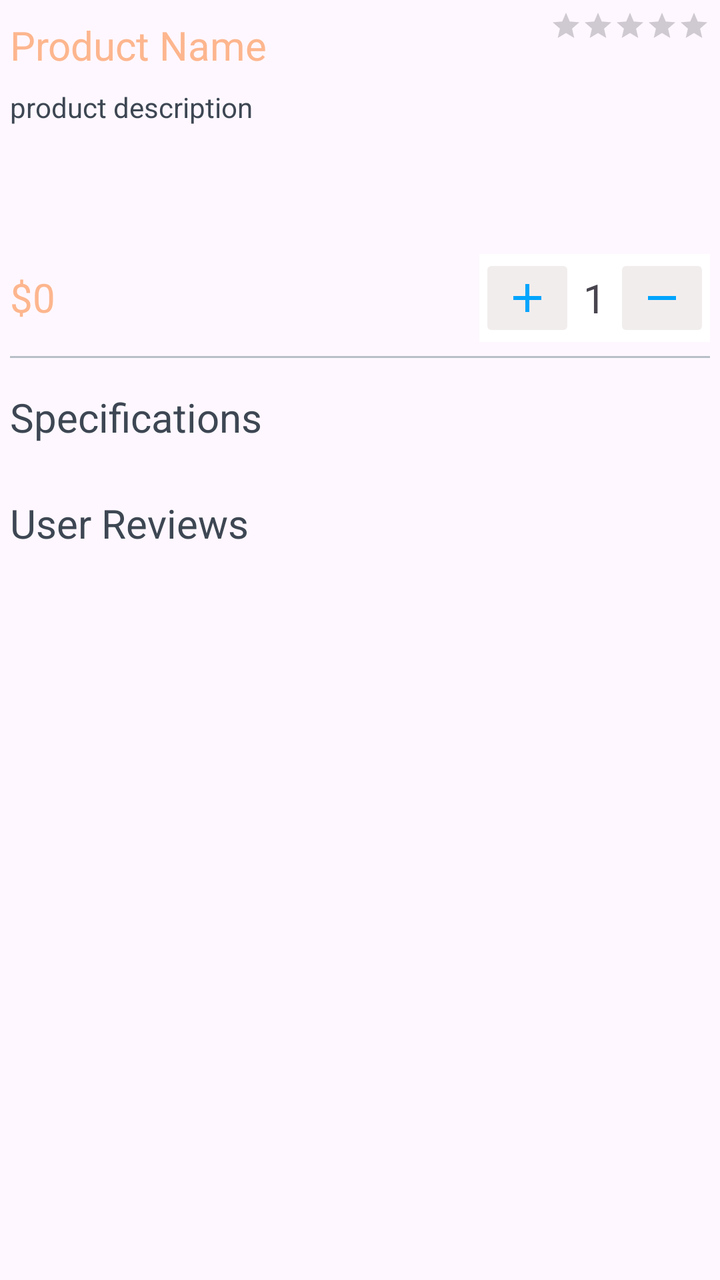
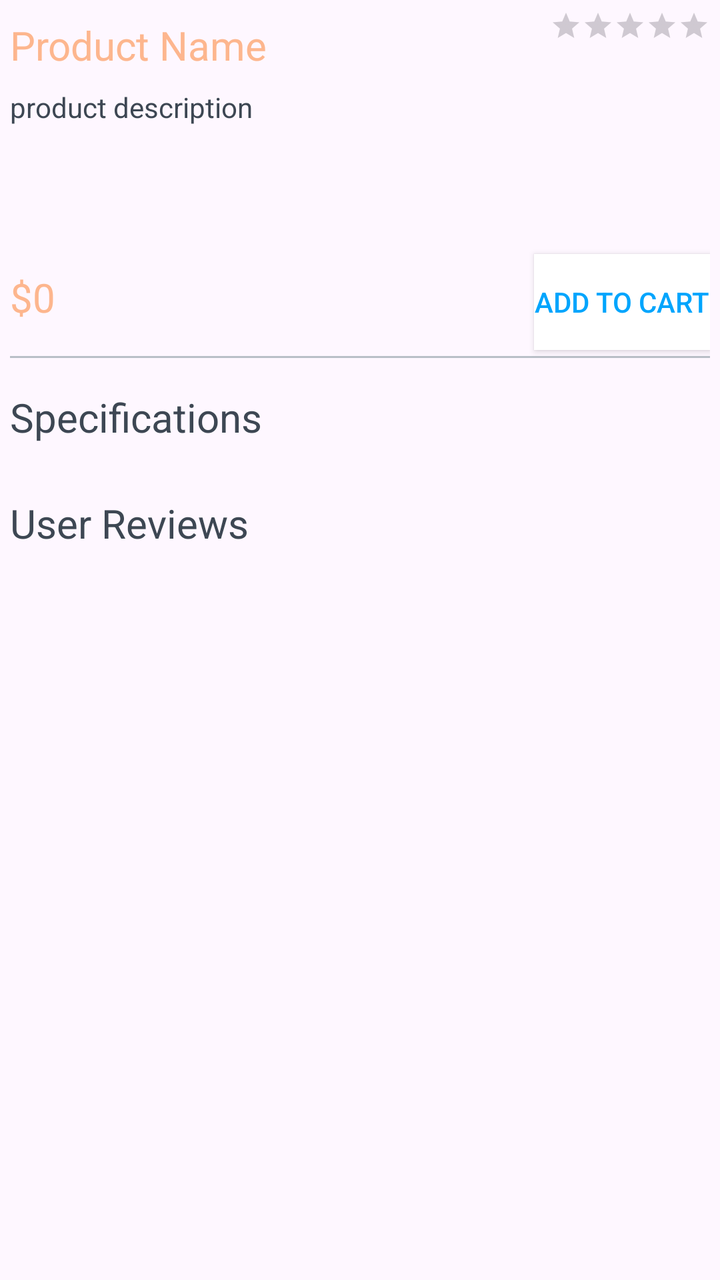

Compare the two renders of this Android layout. The source of the first and the diff that turns it into the second are given below.
<!-- AndroidManifest.xml: application theme Theme.SuperCartApp -->
<!-- res/layout/fragment_product_details.xml -->
<?xml version="1.0" encoding="utf-8"?>
<androidx.core.widget.NestedScrollView
    xmlns:android="http://schemas.android.com/apk/res/android"
    xmlns:app="http://schemas.android.com/apk/res-auto"
    android:layout_width="match_parent"
    android:layout_height="match_parent"
    android:fillViewport="true">
    <androidx.constraintlayout.widget.ConstraintLayout
        xmlns:tools="http://schemas.android.com/tools"
        android:layout_width="match_parent"
        android:layout_height="match_parent"
        android:padding="@dimen/card_view_padding">

        <androidx.constraintlayout.widget.ConstraintLayout
            android:id="@+id/cl_product_details"
            android:layout_width="match_parent"
            android:layout_height="match_parent">
            <TextView
                android:id="@+id/tv_product_name"
                android:layout_width="wrap_content"
                android:layout_height="wrap_content"
                android:layout_marginTop="@dimen/product_top_margin"
                android:text="@string/text_product_name"
                android:textColor="@color/content_primary"
                android:textSize="@dimen/header3_size"
                app:layout_constraintStart_toStartOf="parent"
                app:layout_constraintTop_toTopOf="parent" />

            <RatingBar
                android:layout_width="wrap_content"
                android:layout_height="wrap_content"
                android:id="@+id/rb_product_rating"
                style="?android:attr/ratingBarStyleSmall"
                app:layout_constraintTop_toTopOf="parent"
                app:layout_constraintEnd_toEndOf="parent"/>

            <TextView
                android:layout_width="wrap_content"
                android:layout_height="wrap_content"
                android:id="@+id/tv_product_description"
                android:text="@string/text_product_description"
                android:textColor="@color/content_secondary"
                android:layout_marginTop="@dimen/tv_tv_top_margin"
                app:layout_constraintStart_toStartOf="parent"
                app:layout_constraintTop_toBottomOf="@id/tv_product_name" />

            <androidx.viewpager2.widget.ViewPager2
                android:layout_width="match_parent"
                android:layout_height="wrap_content"
                android:id="@+id/vp_product_images"
                android:layout_marginTop="@dimen/content_top_margin"
                app:layout_constraintTop_toBottomOf="@id/tv_product_description" />

            <com.google.android.material.tabs.TabLayout
                android:layout_width="wrap_content"
                android:layout_height="wrap_content"
                android:id="@+id/tb_image_carousel"
                app:tabIconTint="@color/image_tab_icon_selector"
                app:tabIndicatorHeight="0dp"
                app:layout_constraintStart_toStartOf="parent"
                app:layout_constraintEnd_toEndOf="parent"
                app:layout_constraintTop_toBottomOf="@+id/vp_product_images"/>

            <TextView
                android:layout_width="wrap_content"
                android:layout_height="wrap_content"
                android:id="@+id/tv_product_price"
                android:text="@string/text_product_price"
                android:textColor="@color/content_primary"
                android:textSize="@dimen/header3_size"
                android:layout_marginTop="@dimen/tv_tv_top_margin"
                app:layout_constraintTop_toBottomOf="@id/tb_image_carousel"
                app:layout_constraintStart_toStartOf="parent"/>

            <androidx.appcompat.widget.AppCompatButton
                android:layout_width="wrap_content"
                android:layout_height="wrap_content"
                android:id="@+id/acb_product_add_to_cart"
                android:text="@string/text_product_add_to_cart"
                android:textColor="@color/primary"
                android:background="@color/white"
                android:visibility="gone"
                app:layout_constraintTop_toBottomOf="@id/tb_image_carousel"
                app:layout_constraintEnd_toEndOf="parent"/>

            <LinearLayout
                android:layout_width="wrap_content"
                android:layout_height="wrap_content"
                android:id="@+id/product_quantity_selector"
                android:background="@color/white"
                android:orientation="horizontal"
                app:layout_constraintTop_toBottomOf="@id/tb_image_carousel"
                app:layout_constraintEnd_toEndOf="parent">
                <ImageButton
                    android:layout_width="wrap_content"
                    android:layout_height="wrap_content"
                    android:src="@drawable/add_icon"
                    android:backgroundTint="@color/cart_quantity_background"
                    app:tint="@color/primary"/>
                <TextView
                    android:layout_width="wrap_content"
                    android:layout_height="wrap_content"
                    android:text="@string/text_product_cart_count"
                    android:layout_margin="@dimen/cart_text_content_margin"
                    android:layout_gravity="center"
                    android:textSize="@dimen/header3_size" />
                <ImageButton
                    android:layout_width="wrap_content"
                    android:layout_height="wrap_content"
                    android:src="@drawable/remove_icon"
                    app:tint="@color/primary"
                    android:backgroundTint="@color/cart_quantity_background"/>
            </LinearLayout>

            <View
                android:layout_width="match_parent"
                android:layout_height="@dimen/view_divider_height"
                android:id="@+id/view_divider"
                android:background="@color/content_tertiary"
                android:layout_marginTop="@dimen/content_top_margin"
                app:layout_constraintTop_toBottomOf="@id/tv_product_price"/>

            <TextView
                android:layout_width="wrap_content"
                android:layout_height="wrap_content"
                android:id="@+id/tv_specifications_header"
                android:text="@string/text_specification"
                android:textSize="@dimen/header3_size"
                android:textColor="@color/content_secondary"
                android:layout_marginTop="@dimen/content_top_margin"
                app:layout_constraintStart_toStartOf="parent"
                app:layout_constraintTop_toBottomOf="@id/view_divider" />

            <androidx.cardview.widget.CardView
                android:layout_width="match_parent"
                android:layout_height="wrap_content"
                android:id="@+id/cv_specifications_card"
                android:layout_marginTop="@dimen/card_margin"
                android:padding="@dimen/card_view_padding"
                app:layout_constraintTop_toBottomOf="@id/tv_specifications_header">
                <androidx.recyclerview.widget.RecyclerView
                    android:layout_width="match_parent"
                    android:layout_height="wrap_content"
                    android:id="@+id/rv_specifications_list"
                    tools:listitem="@layout/product_specification_item"/>
            </androidx.cardview.widget.CardView>
            <TextView
                android:layout_width="match_parent"
                android:layout_height="wrap_content"
                android:visibility="gone"
                android:text="@string/text_empty_specification"
                android:gravity="center"
                android:layout_marginTop="@dimen/tv_tv_top_margin"
                android:id="@+id/tv_empty_specification"
                app:layout_constraintTop_toBottomOf="@id/tv_specifications_header"/>

            <TextView
                android:layout_width="wrap_content"
                android:layout_height="wrap_content"
                android:id="@+id/tv_reviews_header"
                android:text="@string/text_reviews_header"
                android:textSize="@dimen/header3_size"
                android:textColor="@color/content_secondary"
                android:layout_marginTop="@dimen/content_top_margin"
                app:layout_constraintStart_toStartOf="parent"
                app:layout_constraintTop_toBottomOf="@id/cv_specifications_card" />

            <androidx.recyclerview.widget.RecyclerView
                android:layout_width="match_parent"
                android:layout_height="wrap_content"
                android:id="@+id/rv_reviews_list"
                tools:listitem="@layout/product_review_item"
                app:layout_constraintTop_toBottomOf="@id/tv_reviews_header"/>
            <TextView
                android:layout_width="match_parent"
                android:layout_height="wrap_content"
                android:id="@+id/tv_empty_review"
                android:text="@string/text_empty_reviews"
                android:visibility="gone"
                android:gravity="center"
                android:layout_marginTop="@dimen/tv_tv_top_margin"
                app:layout_constraintTop_toBottomOf="@id/tv_reviews_header"/>
        </androidx.constraintlayout.widget.ConstraintLayout>

        <ProgressBar
            android:layout_width="wrap_content"
            android:layout_height="wrap_content"
            android:visibility="gone"
            android:id="@+id/pb_product_details_progress"
            app:layout_constraintTop_toTopOf="parent"
            app:layout_constraintEnd_toEndOf="parent"
            app:layout_constraintBottom_toBottomOf="parent"
            app:layout_constraintStart_toStartOf="parent"/>

        <TextView
            android:layout_width="wrap_content"
            android:layout_height="wrap_content"
            android:visibility="gone"
            android:gravity="center"
            android:id="@+id/tv_product_details_message"
            app:layout_constraintTop_toTopOf="parent"
            app:layout_constraintEnd_toEndOf="parent"
            app:layout_constraintBottom_toBottomOf="parent"
            app:layout_constraintStart_toStartOf="parent"/>




    </androidx.constraintlayout.widget.ConstraintLayout>
</androidx.core.widget.NestedScrollView>
<!-- res/layout/product_specification_item.xml (included above) -->
<?xml version="1.0" encoding="utf-8"?>
<androidx.constraintlayout.widget.ConstraintLayout xmlns:android="http://schemas.android.com/apk/res/android"
    android:layout_width="match_parent"
    android:layout_height="wrap_content"
    xmlns:app="http://schemas.android.com/apk/res-auto">

    <androidx.constraintlayout.widget.Guideline
        android:layout_width="wrap_content"
        android:layout_height="wrap_content"
        android:id="@+id/gl_vertical_div"
        android:orientation="vertical"
        app:layout_constraintGuide_percent="0.4"/>

    <TextView
        android:layout_width="wrap_content"
        android:layout_height="wrap_content"
        android:id="@+id/tv_specifications_label"
        android:text="@string/text_specs_label"
        android:textColor="@color/content_tertiary"
        android:textSize="@dimen/header4_size"
        app:layout_constraintStart_toStartOf="parent"
        app:layout_constraintTop_toTopOf="parent"/>

    <TextView
        android:layout_width="wrap_content"
        android:layout_height="wrap_content"
        android:id="@+id/tv_specifications_description"
        android:text="@string/text_specs_description"
        android:textColor="@color/content_secondary"
        android:textSize="@dimen/header4_size"
        app:layout_constraintStart_toEndOf="@id/gl_vertical_div"
        app:layout_constraintTop_toTopOf="parent"/>

</androidx.constraintlayout.widget.ConstraintLayout>
<!-- res/layout/product_review_item.xml (included above) -->
<?xml version="1.0" encoding="utf-8"?>
<androidx.cardview.widget.CardView xmlns:android="http://schemas.android.com/apk/res/android"
    android:layout_width="match_parent"
    android:layout_height="wrap_content"
    android:layout_margin="@dimen/card_margin"
    xmlns:app="http://schemas.android.com/apk/res-auto">

    <androidx.constraintlayout.widget.ConstraintLayout
        android:layout_width="match_parent"
        android:layout_height="wrap_content"
        android:padding="@dimen/card_view_padding">

        <TextView
            android:id="@+id/user_name"
            android:layout_width="wrap_content"
            android:layout_height="wrap_content"
            android:text="@string/text_product_name"
            android:textColor="@color/content_secondary"
            android:textSize="@dimen/header4_size"
            app:layout_constraintStart_toStartOf="parent"
            app:layout_constraintTop_toTopOf="parent" />

        <RatingBar
            android:layout_width="wrap_content"
            android:layout_height="wrap_content"
            android:id="@+id/rb_product_rating"
            style="?android:attr/ratingBarStyleSmall"
            app:layout_constraintEnd_toEndOf="parent"
            app:layout_constraintTop_toTopOf="parent"/>

        <TextView
            android:layout_width="wrap_content"
            android:layout_height="wrap_content"
            android:id="@+id/review_title"
            android:text="@string/text_review_title"
            android:textSize="@dimen/header3_size"
            android:textColor="@color/content_primary"
            android:layout_marginTop="@dimen/tv_tv_top_margin"
            app:layout_constraintTop_toBottomOf="@id/user_name"
            app:layout_constraintStart_toStartOf="parent"/>

        <TextView
            android:layout_width="wrap_content"
            android:layout_height="wrap_content"
            android:id="@+id/review_description"
            android:text="@string/text_review_description"
            android:textSize="@dimen/header4_size"
            android:textColor="@color/content_tertiary"
            android:layout_marginTop="@dimen/tv_tv_top_margin"
            app:layout_constraintTop_toBottomOf="@id/review_title"
            app:layout_constraintStart_toStartOf="parent"/>
    </androidx.constraintlayout.widget.ConstraintLayout>

</androidx.cardview.widget.CardView>
<!-- resources referenced by this layout -->
<resources>
  <color name="cart_quantity_background">#F2EDED</color>
  <color name="content_primary">#FDB68E</color>
  <color name="content_secondary">#3D4753</color>
  <color name="content_tertiary">#B9BFC7</color>
  <color name="primary">#00A5FD</color>
  <color name="white">#FFFFFFFF</color>
  <dimen name="card_margin">10dp</dimen>
  <dimen name="card_view_padding">5dp</dimen>
  <dimen name="cart_text_content_margin">4dp</dimen>
  <dimen name="content_top_margin">16dp</dimen>
  <dimen name="header3_size">20sp</dimen>
  <dimen name="header4_size">16sp</dimen>
  <dimen name="product_top_margin">4dp</dimen>
  <dimen name="tv_tv_top_margin">8dp</dimen>
  <dimen name="view_divider_height">1dp</dimen>
  <!-- drawable add_icon (drawable) -->
  <vector xmlns:android="http://schemas.android.com/apk/res/android" android:height="24dp" android:tint="#000000" android:viewportHeight="24" android:viewportWidth="24" android:width="24dp">
        
      <path android:fillColor="@android:color/white" android:pathData="M19,13h-6v6h-2v-6H5v-2h6V5h2v6h6v2z"/>
      
  </vector>
  <!-- drawable remove_icon (drawable) -->
  <vector xmlns:android="http://schemas.android.com/apk/res/android" android:height="24dp" android:tint="#000000" android:viewportHeight="960" android:viewportWidth="960" android:width="24dp">
        
      <path android:fillColor="@android:color/white" android:pathData="M200,520L200,440L760,440L760,520L200,520Z"/>
      
  </vector>
  <string name="text_empty_reviews">No User Reviews Yet…</string>
  <string name="text_empty_specification">Error in Fetching Specifications</string>
  <string name="text_product_add_to_cart">ADD TO CART</string>
  <string name="text_product_cart_count">1</string>
  <string name="text_product_description">product description</string>
  <string name="text_product_name">Product Name</string>
  <string name="text_product_price">$0</string>
  <string name="text_review_description">Review Description</string>
  <string name="text_review_title">Review Title</string>
  <string name="text_reviews_header">User Reviews</string>
  <string name="text_specification">Specifications</string>
  <string name="text_specs_description">Specs Description</string>
  <string name="text_specs_label">Specs Label</string>
  <style name="Theme.SuperCartApp" parent="Base.Theme.SuperCartApp" />
  <style name="Base.Theme.SuperCartApp" parent="Theme.Material3.DayNight.NoActionBar">
          
          
      </style>
</resources>

<!-- the commit's change to res/layout/fragment_product_details.xml (unified diff, before → after) -->
@@ -79,7 +79,6 @@
                 android:text="@string/text_product_add_to_cart"
                 android:textColor="@color/primary"
                 android:background="@color/white"
-                android:visibility="gone"
                 app:layout_constraintTop_toBottomOf="@id/tb_image_carousel"
                 app:layout_constraintEnd_toEndOf="parent"/>
 
@@ -89,25 +88,29 @@
                 android:id="@+id/product_quantity_selector"
                 android:background="@color/white"
                 android:orientation="horizontal"
+                android:visibility="gone"
                 app:layout_constraintTop_toBottomOf="@id/tb_image_carousel"
                 app:layout_constraintEnd_toEndOf="parent">
                 <ImageButton
                     android:layout_width="wrap_content"
                     android:layout_height="wrap_content"
-                    android:src="@drawable/add_icon"
+                    android:id="@+id/img_btn_decrease_product_quantity"
+                    android:src="@drawable/remove_icon"
                     android:backgroundTint="@color/cart_quantity_background"
                     app:tint="@color/primary"/>
                 <TextView
                     android:layout_width="wrap_content"
                     android:layout_height="wrap_content"
+                    android:id="@+id/tv_product_quantity"
                     android:text="@string/text_product_cart_count"
                     android:layout_margin="@dimen/cart_text_content_margin"
                     android:layout_gravity="center"
-                    android:textSize="@dimen/header3_size" />
+                    android:textSize="@dimen/text_size_head" />
                 <ImageButton
                     android:layout_width="wrap_content"
                     android:layout_height="wrap_content"
-                    android:src="@drawable/remove_icon"
+                    android:id="@+id/img_btn_increase_product_quantity"
+                    android:src="@drawable/add_icon"
                     app:tint="@color/primary"
                     android:backgroundTint="@color/cart_quantity_background"/>
             </LinearLayout>
<!-- resource entries referenced after the edit -->
@@ -13,6 +13,7 @@
   <dimen name="header3_size">20sp</dimen>
   <dimen name="header4_size">16sp</dimen>
   <dimen name="product_top_margin">4dp</dimen>
+  <dimen name="text_size_head">24sp</dimen>
   <dimen name="tv_tv_top_margin">8dp</dimen>
   <dimen name="view_divider_height">1dp</dimen>
   <!-- drawable add_icon (drawable) -->
